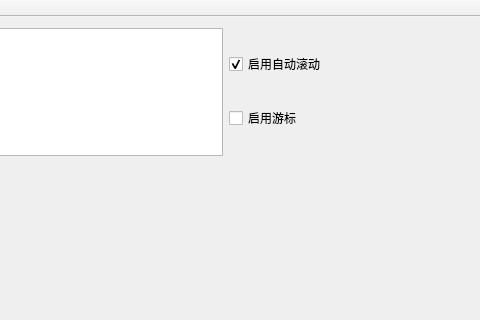
Above: plot_demo/mainwindow.ui from chenlunTian/QT before the change; both pictures show x 509 to 989 and y 0 to 320 of the 989 by 572 pixel window. Below: the same form after it.
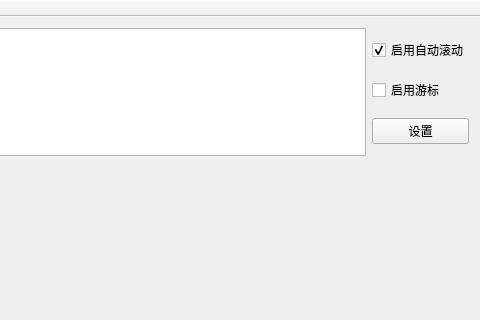
That is the form after the change.

Patch:
```diff
--- a/plot_demo/mainwindow.ui
+++ b/plot_demo/mainwindow.ui
@@ -14,9 +14,11 @@
    <string>MainWindow</string>
   </property>
   <widget class="QWidget" name="centralWidget">
+   <layout class="QVBoxLayout" name="verticalLayout_3">
+    <item>
    <layout class="QVBoxLayout" name="verticalLayout_2" stretch="1,3">
     <item>
-     <layout class="QHBoxLayout" name="horizontalLayout" stretch="3,1">
+       <layout class="QHBoxLayout" name="horizontalLayout">
       <item>
        <widget class="QPlainTextEdit" name="plainTextEdit">
         <property name="readOnly">
@@ -51,6 +53,13 @@
           </property>
          </widget>
         </item>
+          <item>
+           <widget class="QPushButton" name="SettingBtn">
+            <property name="text">
+             <string>设置</string>
+            </property>
+           </widget>
+          </item>
        </layout>
       </item>
      </layout>
@@ -65,10 +74,12 @@
        </layout>
       </item>
       <item>
-       <layout class="QHBoxLayout" name="btn" stretch="">
+         <layout class="QHBoxLayout" name="btn">
         <property name="spacing">
          <number>6</number>
         </property>
+         </layout>
+        </item>
        </layout>
       </item>
      </layout>
```
Lines whose indentation alone changed are shown as unchanged.
